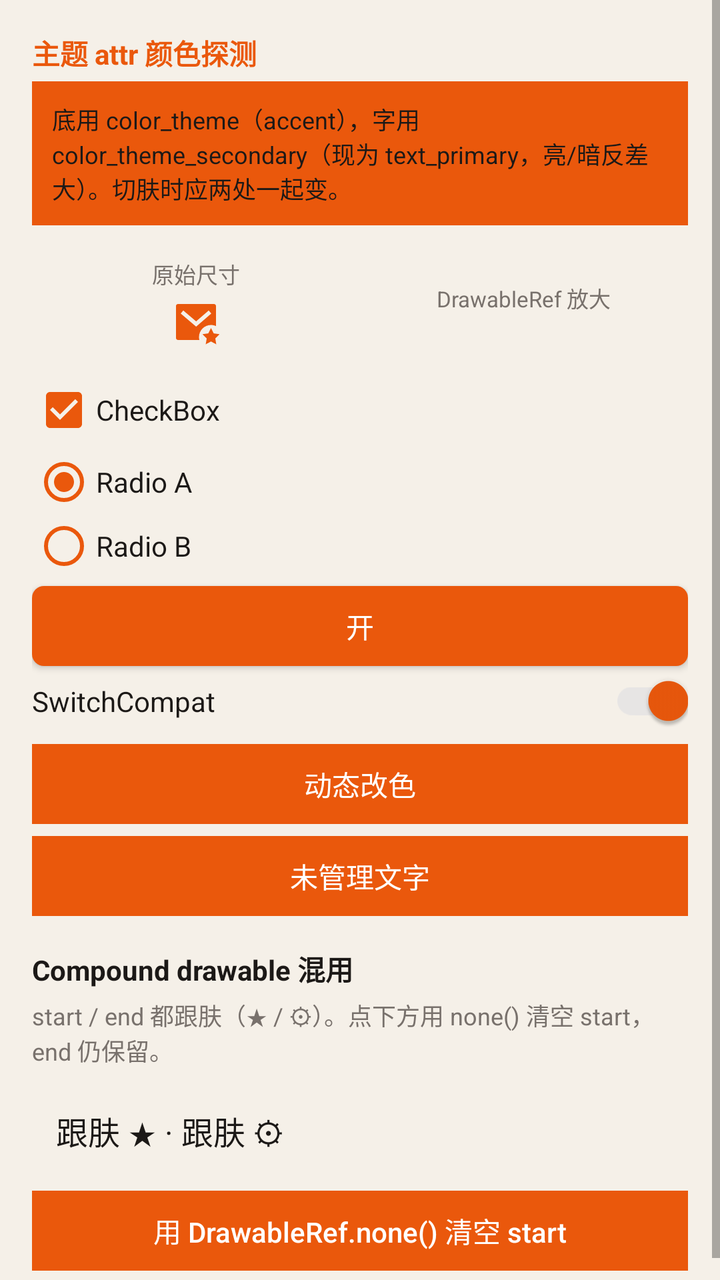
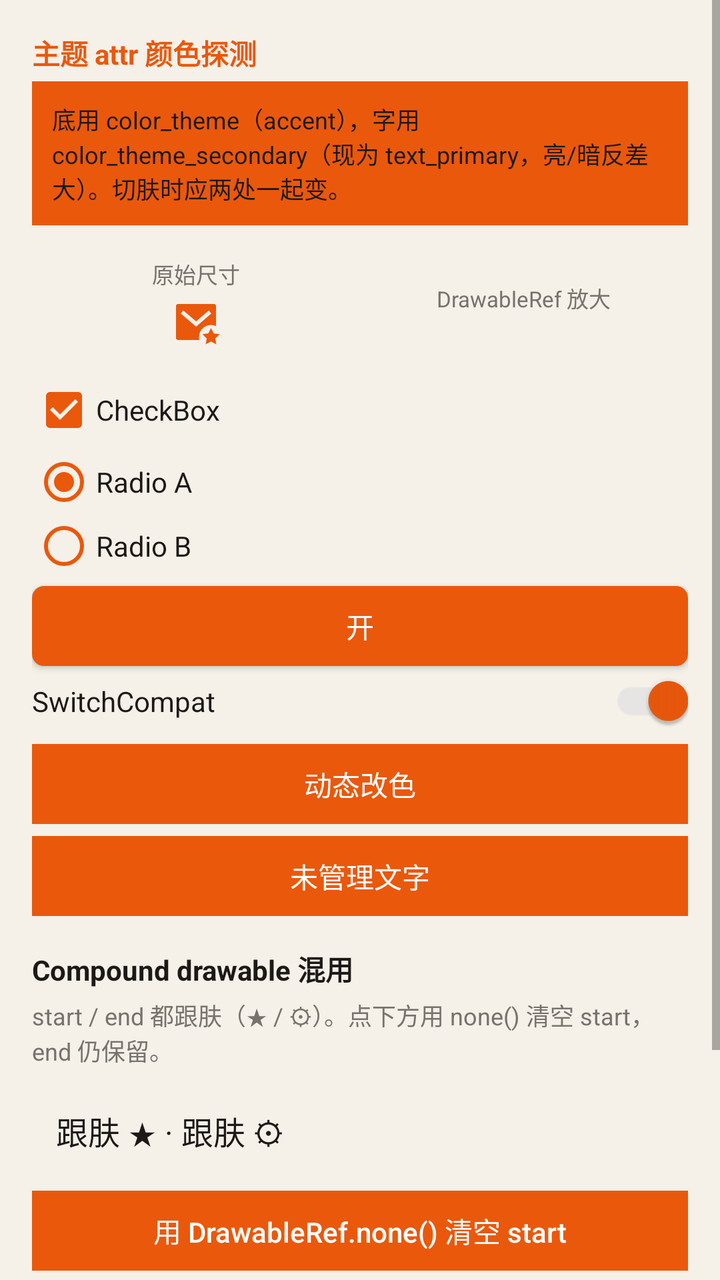

Two renders of the same Android screen: before a commit and after it. Below are the layout's source before the change and the commit's diff.
<!-- AndroidManifest.xml: application theme Theme.Themeless -->
<!-- res/layout/fragment_demo_widgets.xml -->
<?xml version="1.0" encoding="utf-8"?>
<ScrollView xmlns:android="http://schemas.android.com/apk/res/android"
    xmlns:app="http://schemas.android.com/apk/res-auto"
    android:id="@+id/demoWidgetsRoot"
    android:layout_width="match_parent"
    android:layout_height="match_parent"
    android:background="@color/skin_page_bg"
    android:fillViewport="true">

    <LinearLayout
        android:id="@+id/demoWidgetsContent"
        android:layout_width="match_parent"
        android:layout_height="wrap_content"
        android:background="@android:color/transparent"
        android:orientation="vertical"
        android:padding="16dp">

        <TextView
            android:layout_width="match_parent"
            android:layout_height="wrap_content"
            android:text="@string/theme_demo_attr_ref_title"
            android:textColor="?attr/color_theme"
            android:textSize="14sp"
            android:textStyle="bold" />

        <TextView
            android:layout_width="match_parent"
            android:layout_height="wrap_content"
            android:layout_marginTop="4dp"
            android:background="?attr/color_theme"
            android:padding="10dp"
            android:text="@string/theme_demo_attr_ref_hint"
            android:textColor="?attr/color_theme_secondary"
            android:textSize="12sp" />

        <LinearLayout
            android:layout_width="match_parent"
            android:layout_height="wrap_content"
            android:layout_marginTop="16dp"
            android:gravity="center"
            android:orientation="horizontal">

            <LinearLayout
                android:layout_width="0dp"
                android:layout_height="wrap_content"
                android:layout_weight="1"
                android:gravity="center_horizontal"
                android:orientation="vertical">

                <TextView
                    android:layout_width="wrap_content"
                    android:layout_height="wrap_content"
                    android:text="@string/theme_demo_original"
                    android:textColor="@color/skin_text_secondary"
                    android:textSize="11sp" />

                <ImageView
                    android:id="@+id/themeOriginalIcon"
                    android:layout_width="wrap_content"
                    android:layout_height="wrap_content"
                    android:layout_marginTop="4dp"
                    android:contentDescription="@string/theme_demo_original"
                    android:src="@drawable/mail_star_fill" />
            </LinearLayout>

            <LinearLayout
                android:layout_width="0dp"
                android:layout_height="wrap_content"
                android:layout_weight="1"
                android:gravity="center_horizontal"
                android:orientation="vertical">

                <TextView
                    android:layout_width="wrap_content"
                    android:layout_height="wrap_content"
                    android:text="@string/theme_demo_resized"
                    android:textColor="@color/skin_text_secondary"
                    android:textSize="11sp" />

                <ImageView
                    android:id="@+id/themeSizedIcon"
                    android:layout_width="wrap_content"
                    android:layout_height="wrap_content"
                    android:layout_marginTop="4dp"
                    android:contentDescription="@string/theme_demo_resized"
                    android:scaleType="fitXY" />
            </LinearLayout>
        </LinearLayout>

        <androidx.appcompat.widget.AppCompatCheckBox
            android:id="@+id/themeCheckBox"
            android:layout_width="match_parent"
            android:layout_height="wrap_content"
            android:layout_marginTop="16dp"
            android:checked="true"
            android:text="@string/theme_demo_checkbox"
            android:textColor="@color/skin_text_primary"
            app:buttonTint="@color/skin_accent" />

        <RadioGroup
            android:id="@+id/themeRadioGroup"
            android:layout_width="match_parent"
            android:layout_height="wrap_content"
            android:layout_marginTop="4dp"
            android:orientation="vertical">

            <androidx.appcompat.widget.AppCompatRadioButton
                android:id="@+id/themeRadioA"
                android:layout_width="match_parent"
                android:layout_height="wrap_content"
                android:checked="true"
                android:text="@string/theme_demo_radio_a"
                android:textColor="@color/skin_text_primary"
                app:buttonTint="@color/skin_accent" />

            <androidx.appcompat.widget.AppCompatRadioButton
                android:id="@+id/themeRadioB"
                android:layout_width="match_parent"
                android:layout_height="wrap_content"
                android:text="@string/theme_demo_radio_b"
                android:textColor="@color/skin_text_primary"
                app:buttonTint="@color/skin_accent" />
        </RadioGroup>

        <androidx.appcompat.widget.AppCompatToggleButton
            android:id="@+id/themeToggle"
            android:layout_width="match_parent"
            android:layout_height="40dp"
            android:layout_marginTop="4dp"
            android:background="@drawable/theme_demo_toggle_bg"
            android:backgroundTint="@null"
            android:checked="true"
            android:textColor="@color/theme_demo_toggle_text"
            android:textOff="@string/theme_demo_toggle_off"
            android:textOn="@string/theme_demo_toggle_on"
            app:backgroundTint="@null" />

        <androidx.appcompat.widget.SwitchCompat
            android:id="@+id/themeSwitch"
            android:layout_width="match_parent"
            android:layout_height="wrap_content"
            android:layout_marginTop="4dp"
            android:checked="true"
            android:text="@string/theme_demo_switch"
            android:textColor="@color/skin_text_primary"
            app:thumbTint="@color/skin_accent"
            app:trackTint="@color/skin_divider" />

        <Button
            android:id="@+id/btnThemeDynamic"
            style="@style/Widget.Themeless.Button"
            android:layout_width="match_parent"
            android:layout_height="wrap_content"
            android:layout_marginTop="8dp"
            android:background="@color/skin_button_bg"
            android:backgroundTint="@null"
            android:text="@string/theme_demo_dynamic"
            android:textColor="@color/skin_button_text"
            app:backgroundTint="@null" />

        <Button
            android:id="@+id/btnThemeUnmanaged"
            style="@style/Widget.Themeless.Button"
            android:layout_width="match_parent"
            android:layout_height="wrap_content"
            android:layout_marginTop="6dp"
            android:background="@color/skin_button_bg"
            android:backgroundTint="@null"
            android:text="@string/theme_demo_unmanaged"
            android:textColor="@color/skin_button_text"
            app:backgroundTint="@null" />

        <TextView
            android:layout_width="match_parent"
            android:layout_height="wrap_content"
            android:layout_marginTop="16dp"
            android:text="@string/theme_demo_compound_drawable_title"
            android:textColor="@color/skin_text_primary"
            android:textSize="14sp"
            android:textStyle="bold" />

        <TextView
            android:layout_width="match_parent"
            android:layout_height="wrap_content"
            android:layout_marginTop="4dp"
            android:text="@string/theme_demo_compound_drawable_hint"
            android:textColor="@color/skin_text_secondary"
            android:textSize="12sp" />

        <TextView
            android:id="@+id/themeCompoundMixed"
            android:layout_width="match_parent"
            android:layout_height="wrap_content"
            android:layout_marginTop="8dp"
            android:drawablePadding="10dp"
            android:gravity="center_vertical"
            android:padding="12dp"
            android:text="@string/theme_demo_compound_drawable_label"
            android:textColor="@color/skin_text_primary"
            android:textSize="16sp" />

        <Button
            android:id="@+id/btnThemeCompoundClearStart"
            style="@style/Widget.Themeless.Button"
            android:layout_width="match_parent"
            android:layout_height="wrap_content"
            android:layout_marginTop="6dp"
            android:background="@color/skin_button_bg"
            android:backgroundTint="@null"
            android:text="@string/theme_demo_compound_drawable_clear_start"
            android:textColor="@color/skin_button_text"
            app:backgroundTint="@null" />

        <LinearLayout
            android:id="@+id/themeExtraRows"
            android:layout_width="match_parent"
            android:layout_height="wrap_content"
            android:orientation="vertical" />
    </LinearLayout>
</ScrollView>
<!-- resources referenced by this layout -->
<resources>
  <color name="skin_accent">#FFEA580C</color>
  <color name="skin_button_bg">#FFEA580C</color>
  <color name="skin_button_text">#FFFFFFFF</color>
  <color name="skin_divider">#FFE7E5E4</color>
  <color name="skin_page_bg">#FFF5F0E8</color>
  <color name="skin_text_primary">#FF1C1917</color>
  <color name="skin_text_secondary">#FF78716C</color>
  <!-- drawable mail_star_fill (drawable) -->
  <vector xmlns:android="http://schemas.android.com/apk/res/android"
      android:width="24dp"
      android:height="24dp"
      android:viewportWidth="24"
      android:viewportHeight="24">
      <path
          android:fillColor="@color/skin_accent"
          android:pathData="M22,14.044C21.239,13.695 20.392,13.5 19.5,13.5C16.186,13.5 13.5,16.186 13.5,19.5C13.5,20.018 13.566,20.521 13.689,21H3C2.448,21 2,20.552 2,20V4C2,3.448 2.448,3 3,3H21C21.552,3 22,3.448 22,4V14.044ZM12.061,11.683L5.647,6.238L4.353,7.762L12.073,14.317L19.654,7.756L18.346,6.244L12.061,11.683ZM19.5,21.75L16.855,23.141L17.36,20.195L15.22,18.109L18.177,17.68L19.5,15L20.823,17.68L23.78,18.109L21.64,20.195L22.145,23.141L19.5,21.75Z" />
  </vector>
  <!-- drawable theme_demo_toggle_bg (drawable) -->
  <?xml version="1.0" encoding="utf-8"?>
  <selector xmlns:android="http://schemas.android.com/apk/res/android">
      <item android:state_checked="true">
          <shape android:shape="rectangle">
              <solid android:color="@color/skin_accent" />
              <corners android:radius="6dp" />
          </shape>
      </item>
      <item>
          <shape android:shape="rectangle">
              <solid android:color="@color/skin_panel_bg" />
              <stroke
                  android:width="1dp"
                  android:color="@color/skin_divider" />
              <corners android:radius="6dp" />
          </shape>
      </item>
  </selector>
  <string name="theme_demo_attr_ref_hint">底用 color_theme（accent），字用 color_theme_secondary（现为 text_primary，亮/暗反差大）。切肤时应两处一起变。</string>
  <string name="theme_demo_attr_ref_title">主题 attr 颜色探测</string>
  <string name="theme_demo_checkbox">CheckBox</string>
  <string name="theme_demo_compound_drawable_clear_start">用 DrawableRef.none() 清空 start</string>
  <string name="theme_demo_compound_drawable_hint">start / end 都跟肤（★ / ⚙）。点下方用 none() 清空 start，end 仍保留。</string>
  <string name="theme_demo_compound_drawable_label">跟肤 ★ · 跟肤 ⚙</string>
  <string name="theme_demo_compound_drawable_title">Compound drawable 混用</string>
  <string name="theme_demo_dynamic">动态改色</string>
  <string name="theme_demo_original">原始尺寸</string>
  <string name="theme_demo_radio_a">Radio A</string>
  <string name="theme_demo_radio_b">Radio B</string>
  <string name="theme_demo_resized">DrawableRef 放大</string>
  <string name="theme_demo_switch">SwitchCompat</string>
  <string name="theme_demo_toggle_off">关</string>
  <string name="theme_demo_toggle_on">开</string>
  <string name="theme_demo_unmanaged">未管理文字</string>
  <style name="Widget.Themeless.Button" parent="Widget.AppCompat.Button">
          <item name="android:background">@color/skin_button_bg</item>
          <item name="android:textColor">@color/skin_button_text</item>
          <item name="backgroundTint">@null</item>
          <item name="android:backgroundTint">@null</item>
          <item name="android:minHeight">40dp</item>
          <item name="android:paddingLeft">12dp</item>
          <item name="android:paddingRight">12dp</item>
          <item name="android:textAllCaps">false</item>
          <item name="android:stateListAnimator">@null</item>
          <item name="android:elevation">0dp</item>
      </style>
  <color name="skin_panel_bg">#FFFFFFFF</color>
  <!-- unchanged entries left out for length: 1 -->
</resources>

<!-- the commit's change to res/layout/fragment_demo_widgets.xml (unified diff, before → after) -->
@@ -216,5 +216,31 @@
             android:layout_width="match_parent"
             android:layout_height="wrap_content"
             android:orientation="vertical" />
+
+        <TextView
+            android:layout_width="match_parent"
+            android:layout_height="wrap_content"
+            android:layout_marginTop="16dp"
+            android:text="@string/theme_demo_spannable_title"
+            android:textColor="@color/skin_text_primary"
+            android:textSize="14sp"
+            android:textStyle="bold" />
+
+        <TextView
+            android:layout_width="match_parent"
+            android:layout_height="wrap_content"
+            android:layout_marginTop="4dp"
+            android:text="@string/theme_demo_spannable_hint"
+            android:textColor="@color/skin_text_secondary"
+            android:textSize="12sp" />
+
+        <TextView
+            android:id="@+id/themeSpannable"
+            android:layout_width="match_parent"
+            android:layout_height="wrap_content"
+            android:layout_marginTop="8dp"
+            android:padding="12dp"
+            android:textColor="@color/skin_text_primary"
+            android:textSize="16sp" />
     </LinearLayout>
 </ScrollView>
<!-- resource entries referenced after the edit -->
@@ -48,6 +48,8 @@
   <string name="theme_demo_radio_a">Radio A</string>
   <string name="theme_demo_radio_b">Radio B</string>
   <string name="theme_demo_resized">DrawableRef 放大</string>
+  <string name="theme_demo_spannable_hint">一段文字多种颜色取自皮肤，单个 textColor 表达不了；靠 OnViewThemeUpdateListener 在每次主题刷新后整段重建。</string>
+  <string name="theme_demo_spannable_title">Spannable 混色跟肤</string>
   <string name="theme_demo_switch">SwitchCompat</string>
   <string name="theme_demo_toggle_off">关</string>
   <string name="theme_demo_toggle_on">开</string>
